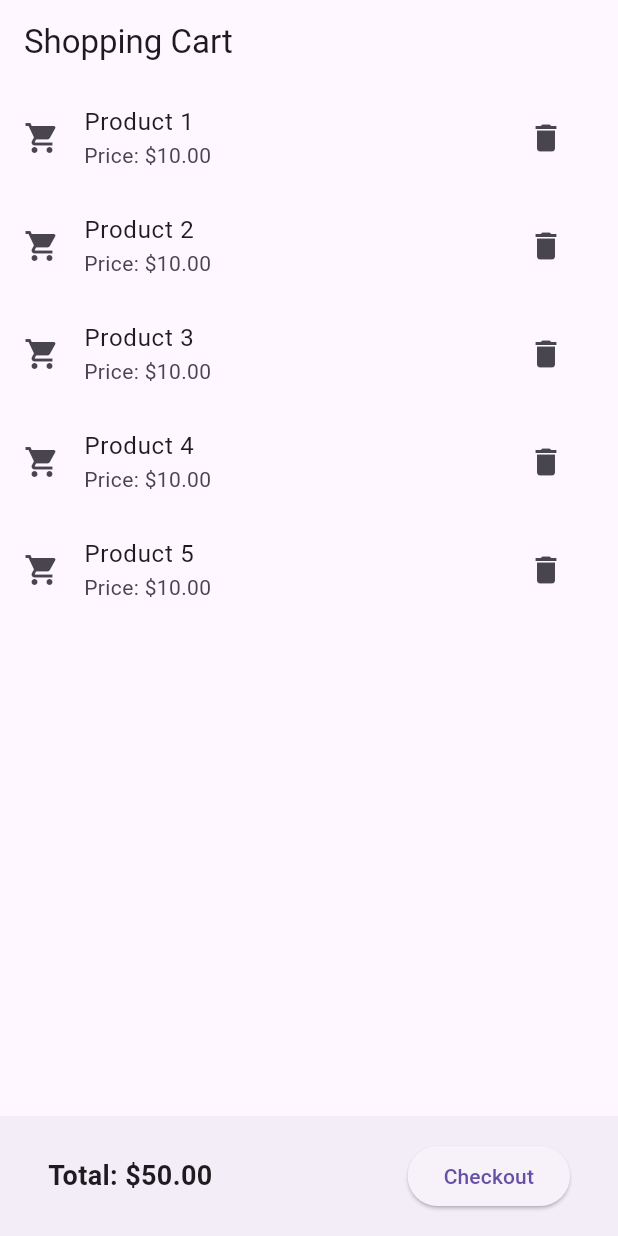
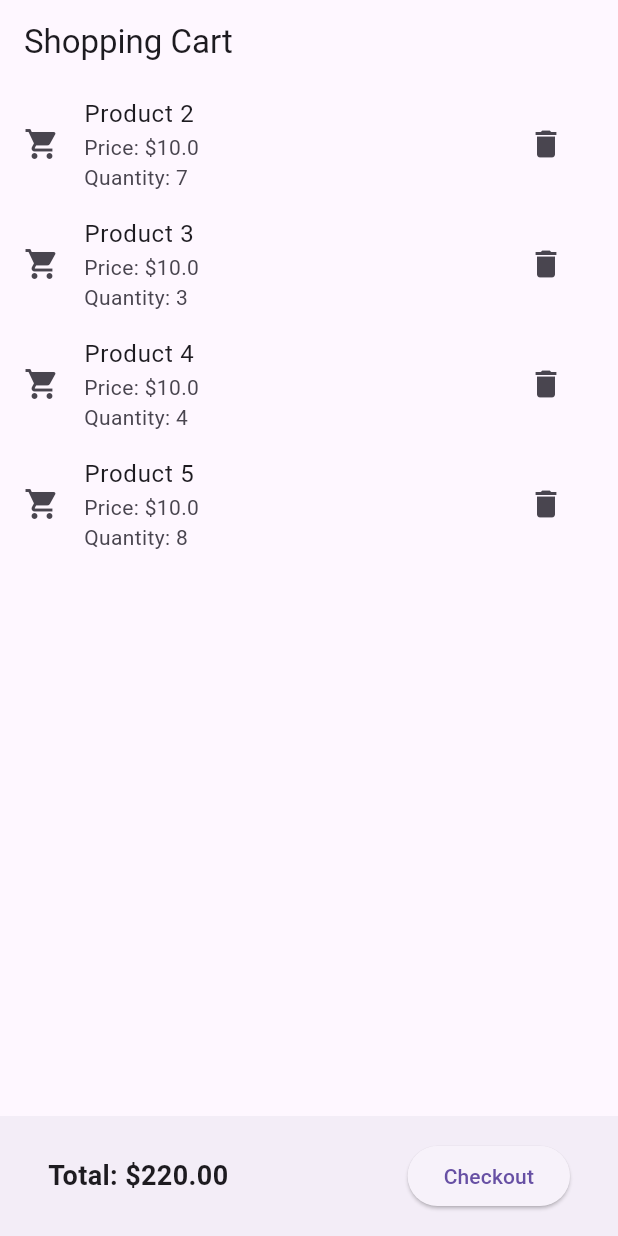
Before and after one commit to phannuhaiha/my_project, a Flutter app: the ShoppingCartPage screen opened directly, after a tap on the "delete" icon, on a phone screen of 412 x 824 dp. Run offline on Flutter 3.47's test engine with Material 3 defaults, Android fonts, the phone set to English and light mode, and no system bars; our stand-ins replace animate_do.

Commit message:
them quantity

```diff
--- a/lib/cartpage.dart
+++ b/lib/cartpage.dart
@@ -23,23 +23,42 @@ class ShoppingCartPage extends StatefulWidget {
 }
 
 class _ShoppingCartPageState extends State<ShoppingCartPage> {
+  List<Map<String, dynamic>> cartItems = [
+    {'name': 'Product 1', 'price': 10.00, 'quantity': 2},
+    {'name': 'Product 2', 'price': 10.00, 'quantity': 7},
+    {'name': 'Product 3', 'price': 10.00, 'quantity': 3},
+    {'name': 'Product 4', 'price': 10.00, 'quantity': 4},
+    {'name': 'Product 5', 'price': 10.00, 'quantity': 8},
+  ];
+
   @override
   Widget build(BuildContext context) {
+    double total = cartItems.fold(
+        0, (total, item) => total + (item['price'] * item['quantity']));
+
     return Scaffold(
       appBar: AppBar(
         title: Text('Shopping Cart'),
       ),
       body: ListView.builder(
-        itemCount: 5, // Number of items in the cart
+        itemCount: cartItems.length,
         itemBuilder: (BuildContext context, int index) {
           return ListTile(
             leading: Icon(Icons.shopping_cart),
-            title: Text('Product ${(index + 1)}'),
-            subtitle: Text('Price: \$10.00'),
+            title: Text(cartItems[index]['name']),
+            subtitle: Column(
+              crossAxisAlignment: CrossAxisAlignment.start,
+              children: [
+                Text('Price: \$${cartItems[index]['price']}'),
+                Text('Quantity: ${cartItems[index]['quantity']}'),
+              ],
+            ),
             trailing: IconButton(
               icon: Icon(Icons.delete),
               onPressed: () {
-                // Remove item from cart
+                setState(() {
+                  cartItems.removeAt(index);
+                });
               },
             ),
           );
@@ -52,7 +71,7 @@ class _ShoppingCartPageState extends State<ShoppingCartPage> {
             mainAxisAlignment: MainAxisAlignment.spaceBetween,
             children: <Widget>[
               Text(
-                'Total: \$50.00',
+                'Total: \$${total.toStringAsFixed(2)}',
                 style: TextStyle(fontSize: 18.0, fontWeight: FontWeight.bold),
               ),
               ElevatedButton(
```
